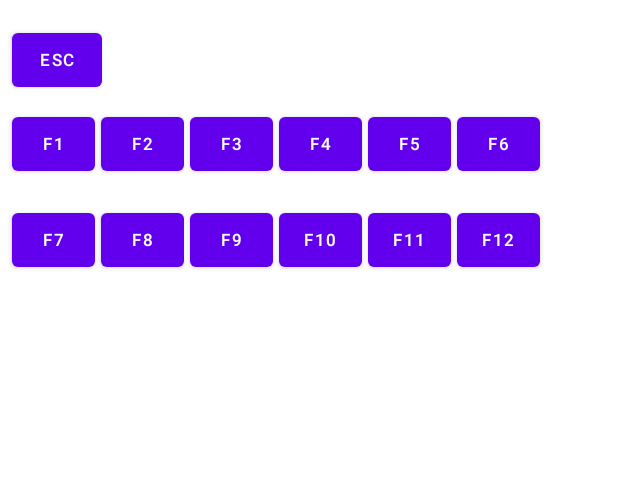
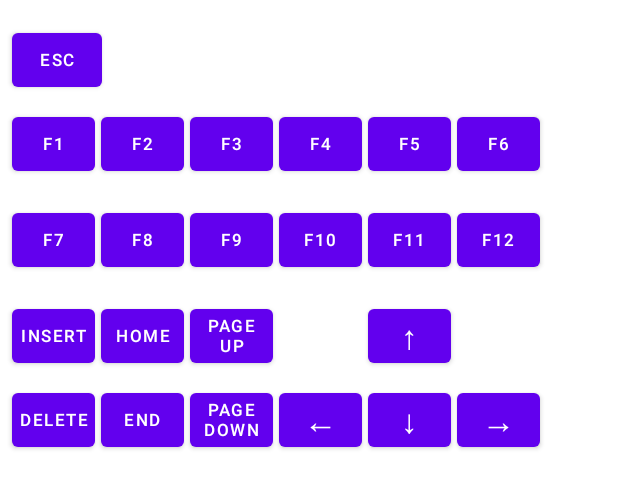
Before and after one commit to pdziuba/le-potato, an Android app: the layout fragment_keyboard.xml on its own in the app's theme, with its tools: preview values and no code run, on a phone screen of 412 x 824 dp. Shown: the top 488 px of the screen. Run offline under Robolectric (Android 15) with nearby library versions, the phone set to English and light mode, and no system bars.

Commit message:
Add special keys not present on regular android keyboard

```diff
--- a/app/src/main/java/com/le/potato/KeyboardFragment.kt
+++ b/app/src/main/java/com/le/potato/KeyboardFragment.kt
@@ -1,27 +1,13 @@
 package com.le.potato
 
 import android.os.Bundle
-import android.view.KeyEvent
 import android.view.LayoutInflater
 import android.view.View
 import android.view.ViewGroup
 import androidx.fragment.app.Fragment
-import androidx.lifecycle.LiveData
-import androidx.lifecycle.MutableLiveData
-import androidx.lifecycle.ViewModel
-import androidx.lifecycle.ViewModelProvider
 
 
 class KeyboardFragment : Fragment() {
-
-
-    override fun onCreate(savedInstanceState: Bundle?) {
-        super.onCreate(savedInstanceState)
-    }
-
-    override fun onStart() {
-        super.onStart()
-    }
 
 
     override fun onCreateView(
--- a/app/src/main/java/com/le/potato/KeyboardWithPointer.kt
+++ b/app/src/main/java/com/le/potato/KeyboardWithPointer.kt
@@ -165,10 +165,10 @@ class KeyboardWithPointer(private val context: Context) {
             KeyEvent.KEYCODE_FORWARD_DEL to 0x4C,
             KeyEvent.KEYCODE_MOVE_END to 0x4D,
             KeyEvent.KEYCODE_PAGE_DOWN to 0x4E,
-            //RIGHT ARROW to 0x2E,
-            //LEFT ARROW to 0x2E,
-            //DOWN ARROW to 0x2E,
-            //UP to 0x2E,
+            KeyEvent.KEYCODE_DPAD_RIGHT to 0x4F,
+            KeyEvent.KEYCODE_DPAD_LEFT to 0x50,
+            KeyEvent.KEYCODE_DPAD_DOWN to 0x51,
+            KeyEvent.KEYCODE_DPAD_UP to 0x52,
         )
 
         /**
--- a/app/src/main/java/com/le/potato/MainActivity.kt
+++ b/app/src/main/java/com/le/potato/MainActivity.kt
@@ -109,8 +109,7 @@ class MainActivity : AppCompatActivity(), View.OnKeyListener, DeviceConnectedLis
                     Y = motionEvent.y
                     if ((X - firstX) * (X - firstX) + (Y - firstY) * (Y - firstY) < 20) {
                         val leftButton = maxPointerCount == 1
-                        val middleButton = maxPointerCount == 2
-                        val rightButton = maxPointerCount > 2
+                        val rightButton = maxPointerCount >= 2
 
                         mouse.movePointer(
                             (motionEvent.x - X).toInt(),
@@ -118,7 +117,7 @@ class MainActivity : AppCompatActivity(), View.OnKeyListener, DeviceConnectedLis
                             0,
                             leftButton = leftButton,
                             rightButton = rightButton,
-                            middleButton = middleButton
+                            middleButton = false
                         )
                         mouse.movePointer(
                             (motionEvent.x - X).toInt(),
@@ -292,9 +291,19 @@ class MainActivity : AppCompatActivity(), View.OnKeyListener, DeviceConnectedLis
             R.id.key_f10 -> KeyEvent.KEYCODE_F10
             R.id.key_f11 -> KeyEvent.KEYCODE_F11
             R.id.key_f12 -> KeyEvent.KEYCODE_F12
+            R.id.key_insert -> KeyEvent.KEYCODE_INSERT
+            R.id.key_delete -> KeyEvent.KEYCODE_FORWARD_DEL
+            R.id.key_home -> KeyEvent.KEYCODE_HOME
+            R.id.key_end -> KeyEvent.KEYCODE_MOVE_END
+            R.id.key_page_up -> KeyEvent.KEYCODE_PAGE_UP
+            R.id.key_page_down -> KeyEvent.KEYCODE_PAGE_DOWN
+            R.id.key_left_arrow -> KeyEvent.KEYCODE_DPAD_LEFT
+            R.id.key_down_arrow -> KeyEvent.KEYCODE_DPAD_DOWN
+            R.id.key_right_arrow -> KeyEvent.KEYCODE_DPAD_RIGHT
+            R.id.key_up_arrow -> KeyEvent.KEYCODE_DPAD_UP
             else -> null
         }
-        Log.i(tag, "Key pressed $keyCode")
+        Log.d(tag, "Key pressed $keyCode")
         if (keyCode != null) {
             keyboardWithPointer.sendKeyDown(isCtrl = false, isShift = false, isAlt = false, keyCode = keyCode)
             keyboardWithPointer.sendKeyUp()
--- a/app/src/main/java/com/le/potato/transport/BluetoothFacadeService.kt
+++ b/app/src/main/java/com/le/potato/transport/BluetoothFacadeService.kt
@@ -124,8 +124,10 @@ class BluetoothFacadeService(subject: DeviceConnectedSubject = DeviceConnectedSu
     }
 
     override fun deactivate() {
-        bleTransport.deactivate()
-        classicTransport.deactivate()
+        if (initialized) {
+            bleTransport.deactivate()
+            classicTransport.deactivate()
+        }
     }
 
     fun startScanning() {
--- a/app/src/main/res/layout/fragment_keyboard.xml
+++ b/app/src/main/res/layout/fragment_keyboard.xml
@@ -7,11 +7,133 @@
     tools:context=".KeyboardFragment">
 
     <Button
+        android:id="@+id/key_up_arrow"
+        android:layout_width="55dp"
+        android:layout_height="wrap_content"
+        android:onClick="onButtonPressed"
+        android:padding="0dp"
+        android:text="↑"
+        android:textSize="22sp"
+        app:layout_constraintBottom_toBottomOf="@+id/key_insert"
+        app:layout_constraintStart_toStartOf="@+id/key_down_arrow" />
+
+    <Button
+        android:id="@+id/key_right_arrow"
+        android:layout_width="55dp"
+        android:layout_height="wrap_content"
+        android:layout_marginStart="4dp"
+        android:onClick="onButtonPressed"
+        android:padding="0dp"
+        android:text="→"
+        android:textSize="22sp"
+        app:layout_constraintBottom_toBottomOf="@+id/key_delete"
+        app:layout_constraintStart_toEndOf="@+id/key_down_arrow" />
+
+    <Button
+        android:id="@+id/key_down_arrow"
+        android:layout_width="55dp"
+        android:layout_height="wrap_content"
+        android:layout_marginStart="4dp"
+        android:onClick="onButtonPressed"
+        android:padding="0dp"
+        android:text="↓"
+        android:textSize="22sp"
+        app:layout_constraintBottom_toBottomOf="@+id/key_delete"
+        app:layout_constraintStart_toEndOf="@+id/key_left_arrow" />
+
+    <Button
+        android:id="@+id/key_page_down"
+        android:layout_width="55dp"
+        android:layout_height="wrap_content"
+        android:layout_marginStart="4dp"
+        android:onClick="onButtonPressed"
+        android:padding="0dp"
+        android:text="Page down"
+        android:textSize="11sp"
+        app:layout_constraintBottom_toBottomOf="@+id/key_delete"
+        app:layout_constraintStart_toEndOf="@+id/key_end" />
+
+    <Button
+        android:id="@+id/key_left_arrow"
+        android:layout_width="55dp"
+        android:layout_height="wrap_content"
+        android:layout_marginStart="4dp"
+        android:onClick="onButtonPressed"
+        android:padding="0dp"
+        android:text="←"
+        android:textSize="22sp"
+        app:layout_constraintBottom_toBottomOf="@+id/key_delete"
+        app:layout_constraintStart_toEndOf="@+id/key_page_down" />
+
+    <Button
+        android:id="@+id/key_page_up"
+        android:layout_width="55dp"
+        android:layout_height="wrap_content"
+        android:layout_marginStart="4dp"
+        android:onClick="onButtonPressed"
+        android:padding="0dp"
+        android:text="Page\nup"
+        android:textSize="11sp"
+        app:layout_constraintBottom_toBottomOf="@+id/key_insert"
+        app:layout_constraintStart_toEndOf="@+id/key_home" />
+
+    <Button
+        android:id="@+id/key_home"
+        android:layout_width="55dp"
+        android:layout_height="wrap_content"
+        android:layout_marginStart="4dp"
+        android:onClick="onButtonPressed"
+        android:padding="0dp"
+        android:text="Home"
+        android:textSize="11sp"
+        app:layout_constraintBottom_toBottomOf="@+id/key_insert"
+        app:layout_constraintStart_toEndOf="@+id/key_insert" />
+
+    <Button
+        android:id="@+id/key_insert"
+        android:layout_width="55dp"
+        android:layout_height="wrap_content"
+        android:layout_marginStart="8dp"
+        android:layout_marginTop="16dp"
+        android:onClick="onButtonPressed"
+        android:padding="0dp"
+        android:text="Insert"
+        android:textSize="11sp"
+        app:layout_constraintStart_toStartOf="parent"
+        app:layout_constraintTop_toBottomOf="@+id/key_f7" />
+
+    <Button
+        android:id="@+id/key_end"
+        android:layout_width="55dp"
+        android:layout_height="wrap_content"
+        android:layout_marginStart="4dp"
+        android:onClick="onButtonPressed"
+        android:padding="0dp"
+        android:text="End"
+        android:textSize="11sp"
+        app:layout_constraintBottom_toBottomOf="@+id/key_delete"
+        app:layout_constraintStart_toEndOf="@+id/key_delete" />
+
+    <Button
+        android:id="@+id/key_delete"
+        android:layout_width="55dp"
+        android:layout_height="wrap_content"
+        android:layout_marginStart="8dp"
+        android:layout_marginTop="8dp"
+        android:onClick="onButtonPressed"
+        android:padding="0dp"
+        android:text="Delete"
+        android:textSize="11sp"
+        app:layout_constraintStart_toStartOf="parent"
+        app:layout_constraintTop_toBottomOf="@+id/key_insert" />
+
+    <Button
         android:id="@+id/key_f11"
         android:layout_width="55dp"
         android:layout_height="wrap_content"
         android:layout_marginStart="4dp"
         android:onClick="onButtonPressed"
+        android:padding="0dp"
         android:text="F11"
         android:textSize="11sp"
         app:layout_constraintBottom_toBottomOf="@+id/key_f7"
@@ -23,6 +145,7 @@
         android:layout_height="wrap_content"
         android:layout_marginStart="4dp"
         android:onClick="onButtonPressed"
+        android:padding="0dp"
         android:text="F12"
         android:textSize="11sp"
         app:layout_constraintBottom_toBottomOf="@+id/key_f7"
@@ -34,6 +157,7 @@
         android:layout_height="wrap_content"
         android:layout_marginStart="4dp"
         android:onClick="onButtonPressed"
+        android:padding="0dp"
         android:text="F10"
         android:textSize="11sp"
         app:layout_constraintBottom_toBottomOf="@+id/key_f7"
@@ -46,6 +170,7 @@
         android:layout_marginStart="8dp"
         android:layout_marginTop="16dp"
         android:onClick="onButtonPressed"
+        android:padding="0dp"
         android:text="F7"
         android:textSize="11sp"
         app:layout_constraintStart_toStartOf="parent"
@@ -57,6 +182,7 @@
         android:layout_height="wrap_content"
         android:layout_marginStart="4dp"
         android:onClick="onButtonPressed"
+        android:padding="0dp"
         android:text="F8"
         android:textSize="11sp"
         app:layout_constraintBottom_toBottomOf="@+id/key_f7"
@@ -68,6 +194,7 @@
         android:layout_height="wrap_content"
         android:layout_marginStart="4dp"
         android:onClick="onButtonPressed"
+        android:padding="0dp"
         android:text="F9"
         android:textSize="11sp"
         app:layout_constraintBottom_toBottomOf="@+id/key_f7"
@@ -79,6 +206,7 @@
         android:layout_height="wrap_content"
         android:layout_marginStart="4dp"
         android:onClick="onButtonPressed"
+        android:padding="0dp"
         android:text="F2"
         android:textSize="11sp"
         app:layout_constraintBottom_toBottomOf="@+id/key_f1"
@@ -90,6 +218,7 @@
         android:layout_height="wrap_content"
         android:layout_marginStart="4dp"
         android:onClick="onButtonPressed"
+        android:padding="0dp"
         android:text="F3"
         android:textSize="11sp"
         app:layout_constraintBottom_toBottomOf="@+id/key_f1"
@@ -101,6 +230,7 @@
         android:layout_height="wrap_content"
         android:layout_marginStart="4dp"
         android:onClick="onButtonPressed"
+        android:padding="0dp"
         android:text="F4"
         android:textSize="11sp"
         app:layout_constraintBottom_toBottomOf="@+id/key_f1"
@@ -112,6 +242,7 @@
         android:layout_height="wrap_content"
         android:layout_marginStart="4dp"
         android:onClick="onButtonPressed"
+        android:padding="0dp"
         android:text="F5"
         android:textSize="11sp"
         app:layout_constraintBottom_toBottomOf="@+id/key_f1"
@@ -123,6 +254,7 @@
         android:layout_height="wrap_content"
         android:layout_marginStart="4dp"
         android:onClick="onButtonPressed"
+        android:padding="0dp"
         android:text="F6"
         android:textSize="11sp"
         app:layout_constraintBottom_toBottomOf="@+id/key_f1"
@@ -135,6 +267,7 @@
         android:layout_marginStart="8dp"
         android:layout_marginTop="16dp"
         android:onClick="onButtonPressed"
+        android:padding="0dp"
         android:text="Esc"
         android:textSize="11sp"
         app:layout_constraintStart_toStartOf="parent"
@@ -147,6 +280,7 @@
         android:layout_marginStart="8dp"
         android:layout_marginTop="8dp"
         android:onClick="onButtonPressed"
+        android:padding="0dp"
         android:text="F1"
         android:textSize="11sp"
         app:layout_constraintStart_toStartOf="parent"
```
